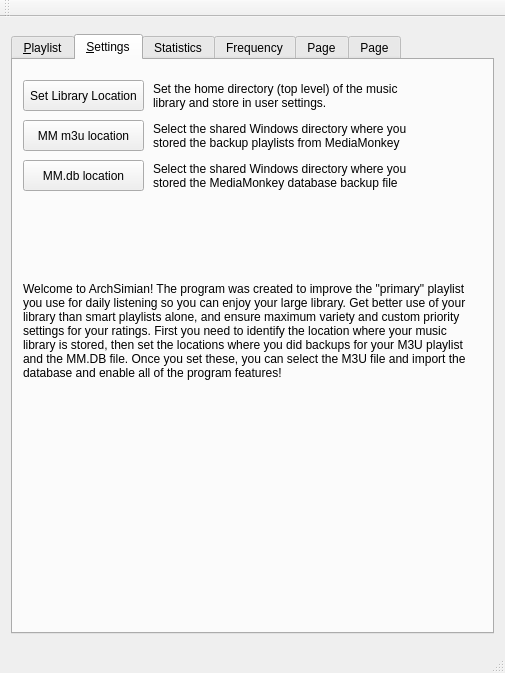
The window that archsimian.ui (Harpo3/archsimian) describes before a commit, drawn with Qt 5.
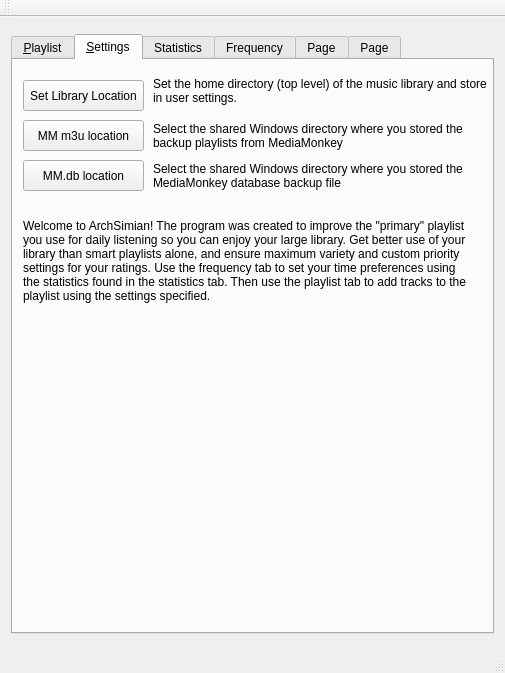
The same window after the commit. The open tabs and pages were chosen to show the change. Icons and pictures are not drawn.

Commit message: Fixed setup procedure and gui display settings for user setup

The edit to the form file:
```diff
--- a/archsimian.ui
+++ b/archsimian.ui
@@ -373,9 +373,9 @@
         <property name="geometry">
          <rect>
           <x>140</x>
-          <y>20</y>
-          <width>261</width>
-          <height>31</height>
+          <y>10</y>
+          <width>341</width>
+          <height>41</height>
          </rect>
         </property>
         <property name="layoutDirection">
@@ -421,7 +421,7 @@
          <rect>
           <x>140</x>
           <y>60</y>
-          <width>261</width>
+          <width>331</width>
           <height>31</height>
          </rect>
         </property>
@@ -453,7 +453,7 @@
          <rect>
           <x>140</x>
           <y>100</y>
-          <width>271</width>
+          <width>331</width>
           <height>31</height>
          </rect>
         </property>
@@ -471,7 +471,7 @@
         <property name="geometry">
          <rect>
           <x>10</x>
-          <y>210</y>
+          <y>140</y>
           <width>451</width>
           <height>121</height>
          </rect>
@@ -483,7 +483,7 @@
          <number>15</number>
         </property>
         <property name="text">
-         <string>Welcome to ArchSimian! The program was created to improve the &quot;primary&quot; playlist you use for daily listening so you can enjoy your large library. Get better use of your library than smart playlists alone, and ensure maximum variety and custom priority settings for your ratings. First you need to identify the location where your music library is stored, then set the locations where you did backups for your M3U playlist and the MM.DB file. Once you set these, you can select the M3U file and import the database and enable all of the program features!</string>
+         <string>Welcome to ArchSimian! The program was created to improve the &quot;primary&quot; playlist you use for daily listening so you can enjoy your large library. Get better use of your library than smart playlists alone, and ensure maximum variety and custom priority settings for your ratings. Use the frequency tab to set your time preferences using the statistics found in the statistics tab. Then use the playlist tab to add tracks to the playlist using the settings specified.</string>
         </property>
         <property name="textFormat">
          <enum>Qt::PlainText</enum>
```
Left out of the diff: 4 changed lines with no effect on the pictures. The commit also changes 8 other files.
